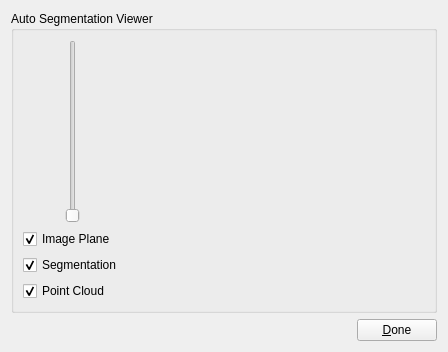
tsalemink/autosegmentationstep, file mapclientplugins/autosegmentationstep/widgets/qt/autosegmentationwidget.ui: the form before one commit.
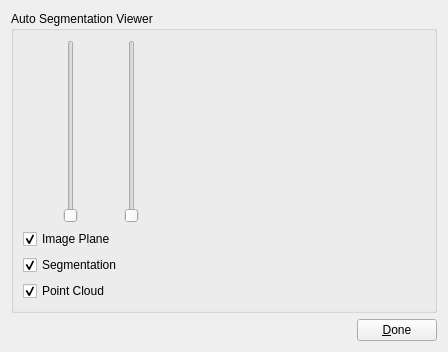
The form after the commit. Custom widgets are drawn as their Qt base class.

Patch:
```diff
--- a/mapclientplugins/autosegmentationstep/widgets/qt/autosegmentationwidget.ui
+++ b/mapclientplugins/autosegmentationstep/widgets/qt/autosegmentationwidget.ui
@@ -66,6 +66,29 @@
             </property>
            </spacer>
           </item>
+          <item>
+           <widget class="QSlider" name="segmentationValueSlider">
+            <property name="maximum">
+             <number>10000</number>
+            </property>
+            <property name="orientation">
+             <enum>Qt::Vertical</enum>
+            </property>
+           </widget>
+          </item>
+          <item>
+           <spacer name="horizontalSpacer_5">
+            <property name="orientation">
+             <enum>Qt::Horizontal</enum>
+            </property>
+            <property name="sizeHint" stdset="0">
+             <size>
+              <width>40</width>
+              <height>20</height>
+             </size>
+            </property>
+           </spacer>
+          </item>
          </layout>
         </item>
         <item>
```
Left out of the diff: 20 changed lines with no effect on the pictures.
